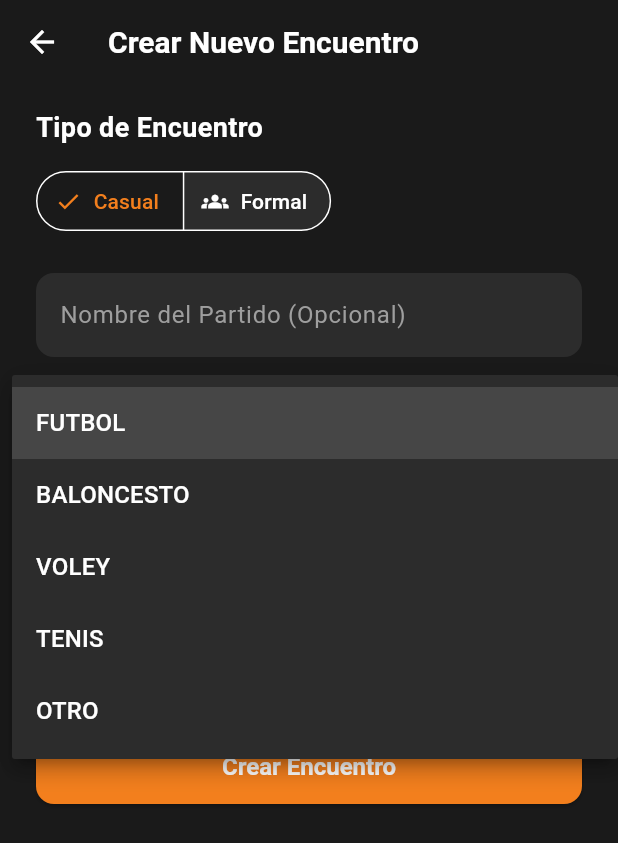
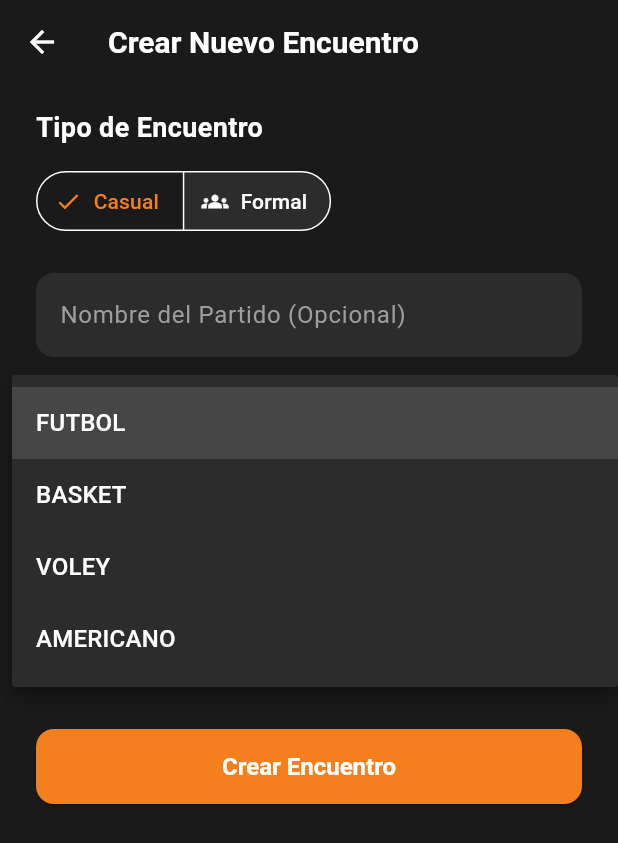
Before and after one commit to campo22/Easysports, a Flutter app: the CreateMatchScreen screen opened by its route, after a tap on "Deporte", on a phone screen of 412 x 824 dp. Shown: the top 843 px of the screen. Run offline on Flutter 3.47's test engine with Material 3 defaults, Android fonts, the phone set to English and light mode, and no system bars; our stand-ins replace jwt_decoder, shared_preferences; accounts and stored records are empty.

Commit message:
feat: Actualización de opciones de deportes para coincidir con el backend
- Actualizadas las opciones de deportes en la creación de encuentros
- Ahora se usan exactamente los mismos valores que en el enum Deporte del backend

```diff
--- a/EasySports-flutter/easy_sports_app/lib/src/screens/create_match_screen.dart
+++ b/EasySports-flutter/easy_sports_app/lib/src/screens/create_match_screen.dart
@@ -132,7 +132,7 @@ class _CreateMatchScreenState extends State<CreateMatchScreen> {
               DropdownButtonFormField<String>(
                 decoration: const InputDecoration(labelText: 'Deporte'),
                 value: _selectedDeporte,
-                items: ['FUTBOL', 'BALONCESTO', 'VOLEY', 'TENIS', 'OTRO'].map((d) => DropdownMenuItem(value: d, child: Text(d))).toList(),
+                items: ['FUTBOL', 'BASKET', 'VOLEY', 'AMERICANO'].map((d) => DropdownMenuItem(value: d, child: Text(d))).toList(),
                 onChanged: (v) => setState(() => _selectedDeporte = v),
                 validator: (v) => v == null ? 'Selecciona un deporte' : null,
               ),
```
